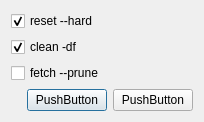
The window that src/ResetAndCleanDialog.ui (soramimi/Guitar) describes before a commit, drawn with Qt 5.
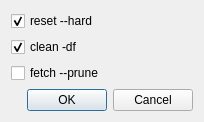
The same window after the commit.

Commit message: Rebind Ctrl+R shortcut and finalize ResetAndCleanDialog UI

What changed in the file:
```diff
--- a/src/ResetAndCleanDialog.ui
+++ b/src/ResetAndCleanDialog.ui
@@ -72,7 +72,7 @@
      <item>
       <widget class="QPushButton" name="pushButton">
        <property name="text">
-        <string>PushButton</string>
+        <string>OK</string>
        </property>
        <property name="default">
         <bool>true</bool>
@@ -82,7 +82,7 @@
      <item>
       <widget class="QPushButton" name="pushButton_2">
        <property name="text">
-        <string>PushButton</string>
+        <string>Cancel</string>
        </property>
       </widget>
      </item>
```
Left out of the diff: 35 changed lines with no effect on the pictures. The commit also changes 1 other file.
